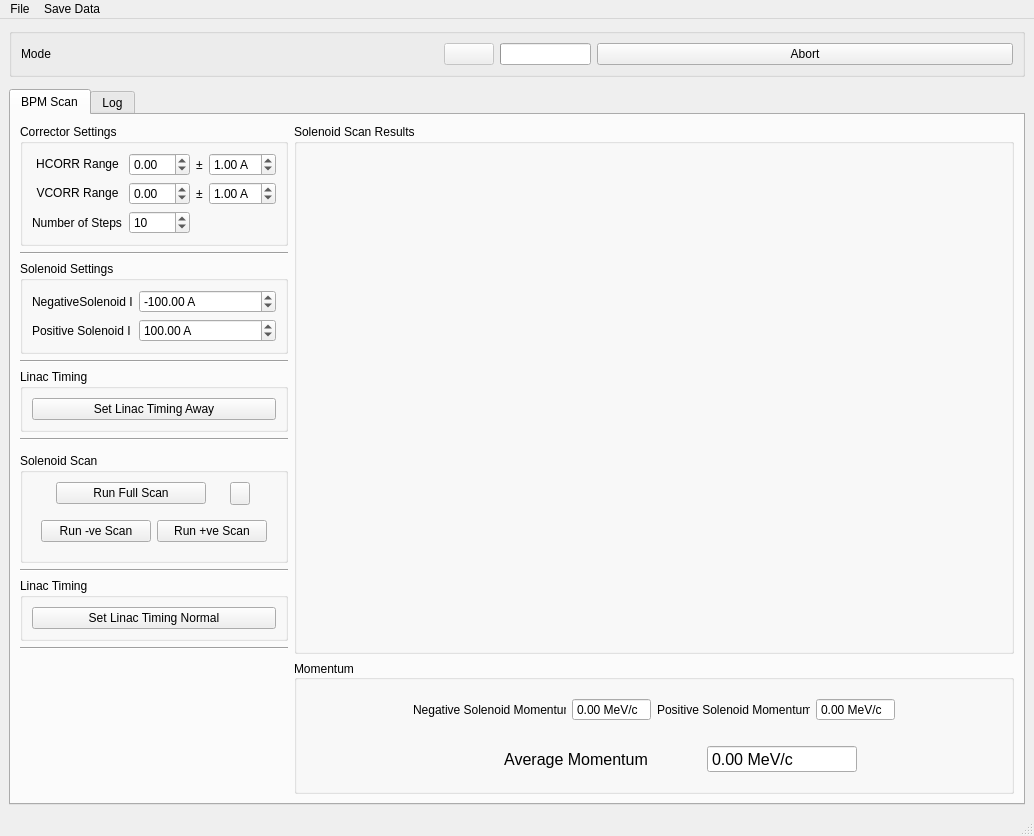
Before: the Qt Designer form Apps/solenoidEnergy/view.ui in VELA-CLARA-software/Software, drawn with Qt 5.
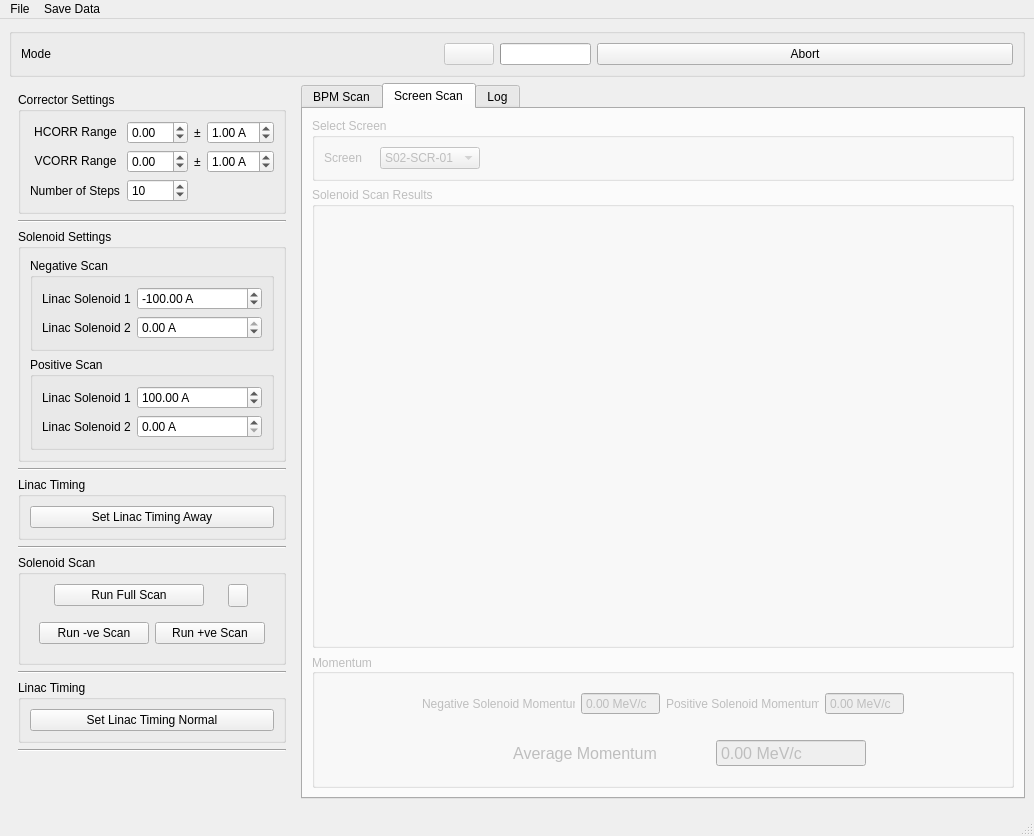
After: the same form once the commit is applied. The open tabs and pages were chosen to show the change. Icons and pictures are not drawn.

Commit message: Added screens to solenoidEnergy and updated und scan to save data

Diff of the .ui file:
```diff
--- a/Apps/solenoidEnergy/view.ui
+++ b/Apps/solenoidEnergy/view.ui
@@ -31,16 +31,7 @@
   </property>
   <widget class="QWidget" name="centralwidget">
    <layout class="QGridLayout" name="centralWidgetLayout">
-    <item row="2" column="0" rowspan="2">
-     <widget class="QFrame" name="frame">
-      <layout class="QGridLayout" name="gridLayout_3">
-       <property name="margin">
-        <number>0</number>
-       </property>
-      </layout>
-     </widget>
-    </item>
-    <item row="1" column="0">
+    <item row="1" column="0" colspan="2">
      <widget class="QGroupBox" name="groupBox_3">
       <property name="sizePolicy">
        <sizepolicy hsizetype="Preferred" vsizetype="Fixed">
@@ -125,14 +116,20 @@
       </layout>
      </widget>
     </item>
-    <item row="4" column="0">
+    <item row="2" column="1">
      <widget class="QTabWidget" name="tabWidget">
       <property name="sizePolicy">
        <sizepolicy hsizetype="Expanding" vsizetype="Expanding">
-        <horstretch>0</horstretch>
+        <horstretch>2</horstretch>
         <verstretch>0</verstretch>
        </sizepolicy>
       </property>
+      <property name="minimumSize">
+       <size>
+        <width>0</width>
+        <height>0</height>
+       </size>
+      </property>
       <property name="currentIndex">
        <number>0</number>
       </property>
@@ -146,124 +143,63 @@
        <attribute name="title">
         <string>BPM Scan</string>
        </attribute>
-       <layout class="QGridLayout" name="gridLayout">
-        <item row="5" column="0">
-         <widget class="QGroupBox" name="groupBox">
+       <layout class="QVBoxLayout" name="verticalLayout_7">
+        <item>
+         <widget class="QGroupBox" name="groupBox_8">
           <property name="title">
-           <string>Linac Timing</string>
+           <string>Select BPM</string>
           </property>
-          <layout class="QVBoxLayout" name="verticalLayout">
+          <layout class="QHBoxLayout" name="horizontalLayout_6">
            <item>
-            <widget class="QPushButton" name="LinacTiming_Off_Button">
-             <property name="text">
-              <string>Set Linac Timing Away</string>
+            <widget class="QLabel" name="label_11">
+             <property name="minimumSize">
+              <size>
+               <width>50</width>
+               <height>0</height>
+              </size>
              </property>
-            </widget>
-           </item>
-          </layout>
-         </widget>
-        </item>
-        <item row="0" column="0" rowspan="2">
-         <widget class="QGroupBox" name="groupBox">
-          <property name="title">
-           <string>Corrector Settings</string>
-          </property>
-          <layout class="QGridLayout" name="gridLayout_2">
-           <item row="1" column="1">
-            <widget class="QDoubleSpinBox" name="VCORRStartValue">
-             <property name="minimum">
-              <double>-99.000000000000000</double>
-             </property>
-            </widget>
-           </item>
-           <item row="0" column="3">
-            <widget class="QDoubleSpinBox" name="HCORRRange">
-             <property name="suffix">
-              <string> A</string>
-             </property>
-             <property name="singleStep">
-              <double>1.000000000000000</double>
-             </property>
-             <property name="value">
-              <double>1.000000000000000</double>
-             </property>
-            </widget>
-           </item>
-           <item row="1" column="3">
-            <widget class="QDoubleSpinBox" name="VCORRRange">
-             <property name="suffix">
-              <string> A</string>
-             </property>
-             <property name="value">
-              <double>1.000000000000000</double>
-             </property>
-            </widget>
-           </item>
-           <item row="2" column="0">
-            <widget class="QLabel" name="label_3">
              <property name="text">
-              <string>Number of Steps</string>
+              <string>BPM</string>
              </property>
             </widget>
            </item>
-           <item row="0" column="2">
-            <widget class="QLabel" name="label_6">
-             <property name="text">
-              <string>±</string>
+           <item>
+            <widget class="QComboBox" name="BPMCombo">
+             <property name="minimumSize">
+              <size>
+               <width>100</width>
+               <height>0</height>
+              </size>
              </property>
+             <item>
+              <property name="text">
+               <string>S02-BPM01</string>
+              </property>
+             </item>
+             <item>
+              <property name="text">
+               <string>S02-BPM02</string>
+              </property>
+             </item>
             </widget>
            </item>
-           <item row="0" column="1">
-            <widget class="QDoubleSpinBox" name="HCORRStartValue">
-             <property name="minimum">
-              <double>-99.000000000000000</double>
+           <item>
+            <spacer name="horizontalSpacer_5">
+             <property name="orientation">
+              <enum>Qt::Horizontal</enum>
              </property>
-            </widget>
-           </item>
-           <item row="1" column="2">
-            <widget class="QLabel" name="label_7">
-             <property name="text">
-              <string>±</string>
+             <property name="sizeHint" stdset="0">
+              <size>
+               <width>40</width>
+               <height>20</height>
+              </size>
              </property>
-            </widget>
+            </spacer>
            </item>
-           <item row="2" column="1">
-            <widget class="QSpinBox" name="NSteps">
-             <property name="minimum">
-              <number>1</number>
-             </property>
-             <property name="singleStep">
-              <number>2</number>
-             </property>
-             <property name="value">
-              <number>10</number>
-             </property>
-            </widget>
-           </item>
-           <item row="0" column="0">
-            <widget class="QPushButton" name="HCORRButton">
-             <property name="text">
-              <string>HCORR Range</string>
-             </property>
-             <property name="flat">
-              <bool>true</bool>
-             </property>
-            </widget>
-           </item>
-           <item row="1" column="0">
-            <widget class="QPushButton" name="VCORRButton">
-             <property name="text">
-              <string>VCORR Range</string>
-             </property>
-             <property name="flat">
-              <bool>true</bool>
-             </property>
-            </widget>
-           </item>
           </layout>
          </widget>
         </item>
-        <item row="0" column="1" rowspan="13">
+        <item>
          <widget class="QGroupBox" name="BPMPlots_Box">
           <property name="sizePolicy">
            <sizepolicy hsizetype="Expanding" vsizetype="Expanding">
@@ -277,211 +213,7 @@
           <layout class="QVBoxLayout" name="BPM_Plots_Layout"/>
          </widget>
         </item>
-        <item row="8" column="0">
-         <widget class="QGroupBox" name="groupBox_4">
-          <property name="title">
-           <string>Solenoid Scan</string>
-          </property>
-          <layout class="QVBoxLayout" name="verticalLayout_3">
-           <item>
-            <widget class="QWidget" name="scanWidget" native="true">
-             <layout class="QHBoxLayout" name="horizontalLayout_3">
-              <property name="spacing">
-               <number>0</number>
-              </property>
-              <property name="margin">
-               <number>0</number>
-              </property>
-              <item>
-               <widget class="QPushButton" name="runScanButton">
-                <property name="sizePolicy">
-                 <sizepolicy hsizetype="Maximum" vsizetype="Fixed">
-                  <horstretch>0</horstretch>
-                  <verstretch>0</verstretch>
-                 </sizepolicy>
-                </property>
-                <property name="minimumSize">
-                 <size>
-                  <width>150</width>
-                  <height>0</height>
-                 </size>
-                </property>
-                <property name="text">
-                 <string>Run Full Scan</string>
-                </property>
-               </widget>
-              </item>
-              <item>
-               <widget class="QToolButton" name="showIndividualScansButton">
-                <property name="maximumSize">
-                 <size>
-                  <width>20</width>
-                  <height>16777215</height>
-                 </size>
-                </property>
-                <property name="text">
-                 <string/>
-                </property>
-               </widget>
-              </item>
-             </layout>
-            </widget>
-           </item>
-           <item>
-            <widget class="QWidget" name="individualScanWidget" native="true">
-             <property name="enabled">
-              <bool>true</bool>
-             </property>
-             <layout class="QHBoxLayout" name="horizontalLayout_2">
-              <item>
-               <widget class="QPushButton" name="runNegativeScanButton">
-                <property name="text">
-                 <string>Run -ve Scan</string>
-                </property>
-               </widget>
-              </item>
-              <item>
-               <widget class="QPushButton" name="runPositiveScanButton">
-                <property name="text">
-                 <string>Run +ve Scan</string>
-                </property>
-               </widget>
-              </item>
-             </layout>
-            </widget>
-           </item>
-          </layout>
-         </widget>
-        </item>
-        <item row="10" column="0">
-         <widget class="QGroupBox" name="groupBox_2">
-          <property name="title">
-           <string>Linac Timing</string>
-          </property>
-          <layout class="QVBoxLayout" name="verticalLayout_2">
-           <item>
-            <widget class="QPushButton" name="LinacTiming_On_Button">
-             <property name="text">
-              <string>Set Linac Timing Normal</string>
-             </property>
-            </widget>
-           </item>
-          </layout>
-         </widget>
-        </item>
-        <item row="3" column="0">
-         <widget class="QGroupBox" name="groupBox_2">
-          <property name="title">
-           <string>Solenoid Settings</string>
-          </property>
-          <layout class="QFormLayout" name="formLayout_2">
-           <property name="fieldGrowthPolicy">
-            <enum>QFormLayout::AllNonFixedFieldsGrow</enum>
-           </property>
-           <item row="0" column="0">
-            <widget class="QLabel" name="label_4">
-             <property name="text">
-              <string>NegativeSolenoid I</string>
-             </property>
-            </widget>
-           </item>
-           <item row="0" column="1">
-            <widget class="QDoubleSpinBox" name="SolCurrent1">
-             <property name="suffix">
-              <string> A</string>
-             </property>
-             <property name="minimum">
-              <double>-250.000000000000000</double>
-             </property>
-             <property name="maximum">
-              <double>0.000000000000000</double>
-             </property>
-             <property name="singleStep">
-              <double>5.000000000000000</double>
-             </property>
-             <property name="value">
-              <double>-100.000000000000000</double>
-             </property>
-            </widget>
-           </item>
-           <item row="1" column="0">
-            <widget class="QLabel" name="label_5">
-             <property name="text">
-              <string>Positive Solenoid I</string>
-             </property>
-            </widget>
-           </item>
-           <item row="1" column="1">
-            <widget class="QDoubleSpinBox" name="SolCurrent2">
-             <property name="suffix">
-              <string> A</string>
-             </property>
-             <property name="minimum">
-              <double>0.000000000000000</double>
-             </property>
-             <property name="maximum">
-              <double>250.000000000000000</double>
-             </property>
-             <property name="singleStep">
-              <double>5.000000000000000</double>
-             </property>
-             <property name="value">
-              <double>100.000000000000000</double>
-             </property>
-            </widget>
-           </item>
-          </layout>
-         </widget>
-        </item>
-        <item row="6" column="0">
-         <widget class="Line" name="line_2">
-          <property name="orientation">
-           <enum>Qt::Horizontal</enum>
-          </property>
-         </widget>
-        </item>
-        <item row="11" column="0">
-         <widget class="Line" name="line_4">
-          <property name="orientation">
-           <enum>Qt::Horizontal</enum>
-          </property>
-         </widget>
-        </item>
-        <item row="12" column="0">
-         <spacer name="verticalSpacer">
-          <property name="orientation">
-           <enum>Qt::Vertical</enum>
-          </property>
-          <property name="sizeHint" stdset="0">
-           <size>
-            <width>20</width>
-            <height>40</height>
-           </size>
-          </property>
-         </spacer>
-        </item>
-        <item row="4" column="0">
-         <widget class="Line" name="line_3">
-          <property name="orientation">
-           <enum>Qt::Horizontal</enum>
-          </property>
-         </widget>
-        </item>
-        <item row="2" column="0">
-         <widget class="Line" name="line_5">
-          <property name="orientation">
-           <enum>Qt::Horizontal</enum>
-          </property>
-         </widget>
-        </item>
-        <item row="9" column="0">
-         <widget class="Line" name="line">
-          <property name="orientation">
-           <enum>Qt::Horizontal</enum>
-          </property>
-         </widget>
-        </item>
-        <item row="13" column="1">
+        <item>
          <widget class="QGroupBox" name="groupBox_5">
           <property name="title">
            <string>Momentum</string>
@@ -650,6 +382,257 @@
         </item>
        </layout>
       </widget>
+      <widget class="QWidget" name="screenTab">
+       <property name="enabled">
+        <bool>false</bool>
+       </property>
+       <attribute name="title">
+        <string>Screen Scan</string>
+       </attribute>
+       <layout class="QVBoxLayout" name="verticalLayout_6">
+        <item>
+         <widget class="QGroupBox" name="groupBox_9">
+          <property name="title">
+           <string>Select Screen</string>
+          </property>
+          <layout class="QHBoxLayout" name="horizontalLayout_7">
+           <item>
+            <widget class="QLabel" name="label_12">
+             <property name="minimumSize">
+              <size>
+               <width>50</width>
+               <height>0</height>
+              </size>
+             </property>
+             <property name="text">
+              <string>Screen</string>
+             </property>
+            </widget>
+           </item>
+           <item>
+            <widget class="QComboBox" name="ScreenCombo">
+             <property name="minimumSize">
+              <size>
+               <width>100</width>
+               <height>0</height>
+              </size>
+             </property>
+             <item>
+              <property name="text">
+               <string>S02-SCR-01</string>
+              </property>
+             </item>
+             <item>
+              <property name="text">
+               <string>S02-SCR-02</string>
+              </property>
+             </item>
+             <item>
+              <property name="text">
+               <string>S02-SCR-03</string>
+              </property>
+             </item>
+            </widget>
+           </item>
+           <item>
+            <spacer name="horizontalSpacer_6">
+             <property name="orientation">
+              <enum>Qt::Horizontal</enum>
+             </property>
+             <property name="sizeHint" stdset="0">
+              <size>
+               <width>40</width>
+               <height>20</height>
+              </size>
+             </property>
+            </spacer>
+           </item>
+          </layout>
+         </widget>
+        </item>
+        <item>
+         <widget class="QGroupBox" name="ScreenPlots_Box">
+          <property name="sizePolicy">
+           <sizepolicy hsizetype="Expanding" vsizetype="Expanding">
+            <horstretch>1</horstretch>
+            <verstretch>0</verstretch>
+           </sizepolicy>
+          </property>
+          <property name="title">
+           <string>Solenoid Scan Results</string>
+          </property>
+          <layout class="QVBoxLayout" name="Screen_Plots_Layout"/>
+         </widget>
+        </item>
+        <item>
+         <widget class="QGroupBox" name="groupBox_10">
+          <property name="title">
+           <string>Momentum</string>
+          </property>
+          <property name="alignment">
+           <set>Qt::AlignLeading|Qt::AlignLeft|Qt::AlignVCenter</set>
+          </property>
+          <layout class="QGridLayout" name="gridLayout_5">
+           <item row="1" column="2">
+            <spacer name="horizontalSpacer_7">
+             <property name="orientation">
+              <enum>Qt::Horizontal</enum>
+             </property>
+             <property name="sizeHint" stdset="0">
+              <size>
+               <width>40</width>
+               <height>20</height>
+              </size>
+             </property>
+            </spacer>
+           </item>
+           <item row="1" column="0">
+            <spacer name="horizontalSpacer_8">
+             <property name="orientation">
+              <enum>Qt::Horizontal</enum>
+             </property>
+             <property name="sizeHint" stdset="0">
+              <size>
+               <width>40</width>
+               <height>20</height>
+              </size>
+             </property>
+            </spacer>
+           </item>
+           <item row="1" column="1">
+            <widget class="QFrame" name="frame_6">
+             <property name="maximumSize">
+              <size>
+               <width>500</width>
+               <height>16777215</height>
+              </size>
+             </property>
+             <layout class="QHBoxLayout" name="horizontalLayout_8">
+              <item>
+               <widget class="QLabel" name="label_13">
+                <property name="text">
+                 <string>Negative Solenoid Momentum</string>
+                </property>
+               </widget>
+              </item>
+              <item>
+               <widget class="QDoubleSpinBox" name="negativeMomentumBox_Screen">
+                <property name="readOnly">
+                 <bool>true</bool>
+                </property>
+                <property name="buttonSymbols">
+                 <enum>QAbstractSpinBox::NoButtons</enum>
+                </property>
+                <property name="suffix">
+                 <string> MeV/c</string>
+                </property>
+               </widget>
+              </item>
+              <item>
+               <widget class="QLabel" name="label_14">
+                <property name="text">
+                 <string>Positive Solenoid Momentum</string>
+                </property>
+               </widget>
+              </item>
+              <item>
+               <widget class="QDoubleSpinBox" name="positiveMomentumBox_Screen">
+                <property name="readOnly">
+                 <bool>true</bool>
+                </property>
+                <property name="buttonSymbols">
+                 <enum>QAbstractSpinBox::NoButtons</enum>
+                </property>
+                <property name="suffix">
+                 <string> MeV/c</string>
+                </property>
+               </widget>
+              </item>
+             </layout>
+            </widget>
+           </item>
+           <item row="3" column="0" colspan="3">
+            <widget class="QWidget" name="widget_3" native="true">
+             <layout class="QHBoxLayout" name="horizontalLayout_9">
+              <item>
+               <spacer name="horizontalSpacer_9">
+                <property name="orientation">
+                 <enum>Qt::Horizontal</enum>
+                </property>
+                <property name="sizeHint" stdset="0">
+                 <size>
+                  <width>40</width>
+                  <height>20</height>
+                 </size>
+                </property>
+               </spacer>
+              </item>
+              <item>
+               <widget class="QLabel" name="label_15">
+                <property name="minimumSize">
+                 <size>
+                  <width>250</width>
+                  <height>0</height>
+                 </size>
+                </property>
+                <property name="font">
+                 <font>
+                  <pointsize>12</pointsize>
+                 </font>
+                </property>
+                <property name="text">
+                 <string>Average Momentum</string>
+                </property>
+                <property name="alignment">
+                 <set>Qt::AlignCenter</set>
+                </property>
+               </widget>
+              </item>
+              <item>
+               <widget class="QDoubleSpinBox" name="meanMomentumBox_Screen">
+                <property name="minimumSize">
+                 <size>
+                  <width>150</width>
+                  <height>0</height>
+                 </size>
+                </property>
+                <property name="font">
+                 <font>
+                  <pointsize>12</pointsize>
+                 </font>
+                </property>
+                <property name="readOnly">
+                 <bool>true</bool>
+                </property>
+                <property name="buttonSymbols">
+                 <enum>QAbstractSpinBox::NoButtons</enum>
+                </property>
+                <property name="suffix">
+                 <string> MeV/c</string>
+                </property>
+               </widget>
+              </item>
+              <item>
+               <spacer name="horizontalSpacer_10">
+                <property name="orientation">
+                 <enum>Qt::Horizontal</enum>
+                </property>
+                <property name="sizeHint" stdset="0">
+                 <size>
+                  <width>40</width>
+                  <height>20</height>
+                 </size>
+                </property>
+               </spacer>
+              </item>
+             </layout>
+            </widget>
+           </item>
+          </layout>
+         </widget>
+        </item>
+       </layout>
+      </widget>
       <widget class="QWidget" name="logTab">
        <attribute name="icon">
         <iconset>
@@ -662,6 +645,429 @@
       </widget>
      </widget>
     </item>
+    <item row="2" column="0" rowspan="2">
+     <widget class="QWidget" name="widget_2" native="true">
+      <property name="sizePolicy">
+       <sizepolicy hsizetype="Preferred" vsizetype="Expanding">
+        <horstretch>0</horstretch>
+        <verstretch>0</verstretch>
+       </sizepolicy>
+      </property>
+      <layout class="QVBoxLayout" name="verticalLayout_4">
+       <item>
+        <widget class="QGroupBox" name="groupBox">
+         <property name="title">
+          <string>Corrector Settings</string>
+         </property>
+         <layout class="QGridLayout" name="gridLayout_2">
+          <item row="2" column="0">
+           <widget class="QLabel" name="label_3">
+            <property name="text">
+             <string>Number of Steps</string>
+            </property>
+           </widget>
+          </item>
+          <item row="0" column="3">
+           <widget class="QDoubleSpinBox" name="HCORRRange">
+            <property name="suffix">
+             <string> A</string>
+            </property>
+            <property name="singleStep">
+             <double>1.000000000000000</double>
+            </property>
+            <property name="value">
+             <double>1.000000000000000</double>
+            </property>
+           </widget>
+          </item>
+          <item row="0" column="2">
+           <widget class="QLabel" name="label_6">
+            <property name="text">
+             <string>±</string>
+            </property>
+           </widget>
+          </item>
+          <item row="1" column="1">
+           <widget class="QDoubleSpinBox" name="VCORRStartValue">
+            <property name="minimum">
+             <double>-99.000000000000000</double>
+            </property>
+           </widget>
+          </item>
+          <item row="1" column="3">
+           <widget class="QDoubleSpinBox" name="VCORRRange">
+            <property name="suffix">
+             <string> A</string>
+            </property>
+            <property name="value">
+             <double>1.000000000000000</double>
+            </property>
+           </widget>
+          </item>
+          <item row="2" column="1">
+           <widget class="QSpinBox" name="NSteps">
+            <property name="minimum">
+             <number>1</number>
+            </property>
+            <property name="singleStep">
+             <number>2</number>
+            </property>
+            <property name="value">
+             <number>10</number>
+            </property>
+           </widget>
+          </item>
+          <item row="1" column="2">
+           <widget class="QLabel" name="label_7">
+            <property name="text">
+             <string>±</string>
+            </property>
+           </widget>
+          </item>
+          <item row="0" column="1">
+           <widget class="QDoubleSpinBox" name="HCORRStartValue">
+            <property name="minimum">
+             <double>-99.000000000000000</double>
+            </property>
+           </widget>
+          </item>
+          <item row="0" column="0">
+           <widget class="QPushButton" name="HCORRButton">
+            <property name="text">
+             <string>HCORR Range</string>
+            </property>
+            <property name="flat">
+             <bool>true</bool>
+            </property>
+           </widget>
+          </item>
+          <item row="1" column="0">
+           <widget class="QPushButton" name="VCORRButton">
+            <property name="text">
+             <string>VCORR Range</string>
+            </property>
+            <property name="flat">
+             <bool>true</bool>
+            </property>
+           </widget>
+          </item>
+         </layout>
+        </widget>
+       </item>
+       <item>
+        <widget class="Line" name="line_5">
+         <property name="orientation">
+          <enum>Qt::Horizontal</enum>
+         </property>
+        </widget>
+       </item>
+       <item>
+        <widget class="QGroupBox" name="groupBox_2">
+         <property name="sizePolicy">
+          <sizepolicy hsizetype="Preferred" vsizetype="Minimum">
+           <horstretch>0</horstretch>
+           <verstretch>0</verstretch>
+          </sizepolicy>
+         </property>
+         <property name="title">
+          <string>Solenoid Settings</string>
+         </property>
+         <layout class="QVBoxLayout" name="verticalLayout_5">
+          <item>
+           <widget class="QGroupBox" name="groupBox_7">
+            <property name="minimumSize">
+             <size>
+              <width>0</width>
+              <height>0</height>
+             </size>
+            </property>
+            <property name="title">
+             <string>Negative Scan</string>
+            </property>
+            <layout class="QFormLayout" name="formLayout_2">
+             <item row="0" column="0">
+              <widget class="QLabel" name="label_5">
+               <property name="text">
+                <string>Linac Solenoid 1</string>
+               </property>
+              </widget>
+             </item>
+             <item row="0" column="1">
+              <widget class="QDoubleSpinBox" name="Sol1CurrentNegative">
+               <property name="suffix">
+                <string> A</string>
+               </property>
+               <property name="minimum">
+                <double>-250.000000000000000</double>
+               </property>
+               <property name="maximum">
+                <double>0.000000000000000</double>
+               </property>
+               <property name="singleStep">
+                <double>5.000000000000000</double>
+               </property>
+               <property name="value">
+                <double>-100.000000000000000</double>
+               </property>
+              </widget>
+             </item>
+             <item row="1" column="0">
+              <widget class="QLabel" name="label_10">
+               <property name="text">
+                <string>Linac Solenoid 2</string>
+               </property>
+              </widget>
+             </item>
+             <item row="1" column="1">
+              <widget class="QDoubleSpinBox" name="Sol2CurrentNegative">
+               <property name="suffix">
+                <string> A</string>
+               </property>
+               <property name="minimum">
+                <double>-250.000000000000000</double>
+               </property>
+               <property name="maximum">
+                <double>0.000000000000000</double>
+               </property>
+               <property name="singleStep">
+                <double>5.000000000000000</double>
+               </property>
+               <property name="value">
+                <double>0.000000000000000</double>
+               </property>
+              </widget>
+             </item>
+            </layout>
+           </widget>
+          </item>
+          <item>
+           <widget class="QGroupBox" name="groupBox_6">
+            <property name="sizePolicy">
+             <sizepolicy hsizetype="Preferred" vsizetype="Minimum">
+              <horstretch>0</horstretch>
+              <verstretch>0</verstretch>
+             </sizepolicy>
+            </property>
+            <property name="minimumSize">
+             <size>
+              <width>0</width>
+              <height>0</height>
+             </size>
+            </property>
+            <property name="title">
+             <string>Positive Scan</string>
+            </property>
+            <layout class="QFormLayout" name="formLayout">
+             <item row="0" column="0">
+              <widget class="QLabel" name="label_4">
+               <property name="text">
+                <string>Linac Solenoid 1</string>
+               </property>
+              </widget>
+             </item>
+             <item row="0" column="1">
+              <widget class="QDoubleSpinBox" name="Sol1CurrentPositive">
+               <property name="suffix">
+                <string> A</string>
+               </property>
+               <property name="minimum">
+                <double>0.000000000000000</double>
+               </property>
+               <property name="maximum">
+                <double>250.000000000000000</double>
+               </property>
+               <property name="singleStep">
+                <double>5.000000000000000</double>
+               </property>
+               <property name="value">
+                <double>100.000000000000000</double>
+               </property>
+              </widget>
+             </item>
+             <item row="1" column="0">
+              <widget class="QLabel" name="label_9">
+               <property name="text">
+                <string>Linac Solenoid 2</string>
+               </property>
+              </widget>
+             </item>
+             <item row="1" column="1">
+              <widget class="QDoubleSpinBox" name="Sol2CurrentPositive">
+               <property name="suffix">
+                <string> A</string>
+               </property>
+               <property name="minimum">
+                <double>0.000000000000000</double>
+               </property>
+               <property name="maximum">
+                <double>250.000000000000000</double>
+               </property>
+               <property name="singleStep">
+                <double>5.000000000000000</double>
+               </property>
+               <property name="value">
+                <double>0.000000000000000</double>
+               </property>
+              </widget>
+             </item>
+            </layout>
+           </widget>
+          </item>
+         </layout>
+        </widget>
+       </item>
+       <item>
+        <widget class="Line" name="line_3">
+         <property name="orientation">
+          <enum>Qt::Horizontal</enum>
+         </property>
+        </widget>
+       </item>
+       <item>
+        <widget class="QGroupBox" name="groupBox">
+         <property name="title">
+          <string>Linac Timing</string>
+         </property>
+         <layout class="QVBoxLayout" name="verticalLayout">
+          <item>
+           <widget class="QPushButton" name="LinacTiming_Off_Button">
+            <property name="text">
+             <string>Set Linac Timing Away</string>
+            </property>
+           </widget>
+          </item>
+         </layout>
+        </widget>
+       </item>
+       <item>
+        <widget class="Line" name="line_2">
+         <property name="orientation">
+          <enum>Qt::Horizontal</enum>
+         </property>
+        </widget>
+       </item>
+       <item>
+        <widget class="QGroupBox" name="groupBox_4">
+         <property name="title">
+          <string>Solenoid Scan</string>
+         </property>
+         <layout class="QVBoxLayout" name="verticalLayout_3">
+          <item>
+           <widget class="QWidget" name="scanWidget" native="true">
+            <layout class="QHBoxLayout" name="horizontalLayout_3">
+             <property name="spacing">
+              <number>0</number>
+             </property>
+             <property name="margin">
+              <number>0</number>
+             </property>
+             <item>
+              <widget class="QPushButton" name="runScanButton">
+               <property name="sizePolicy">
+                <sizepolicy hsizetype="Maximum" vsizetype="Fixed">
+                 <horstretch>0</horstretch>
+                 <verstretch>0</verstretch>
+                </sizepolicy>
+               </property>
+               <property name="minimumSize">
+                <size>
+                 <width>150</width>
+                 <height>0</height>
+                </size>
+               </property>
+               <property name="text">
+                <string>Run Full Scan</string>
+               </property>
+              </widget>
+             </item>
+             <item>
+              <widget class="QToolButton" name="showIndividualScansButton">
+               <property name="maximumSize">
+                <size>
+                 <width>20</width>
+                 <height>16777215</height>
+                </size>
+               </property>
+               <property name="text">
+                <string/>
+               </property>
+              </widget>
+             </item>
+            </layout>
+           </widget>
+          </item>
+          <item>
+           <widget class="QWidget" name="individualScanWidget" native="true">
+            <property name="enabled">
+             <bool>true</bool>
+            </property>
+            <layout class="QHBoxLayout" name="horizontalLayout_2">
+             <item>
+              <widget class="QPushButton" name="runNegativeScanButton">
+               <property name="text">
+                <string>Run -ve Scan</string>
+               </property>
+              </widget>
+             </item>
+             <item>
+              <widget class="QPushButton" name="runPositiveScanButton">
+               <property name="text">
+                <string>Run +ve Scan</string>
+               </property>
+              </widget>
+             </item>
+            </layout>
+           </widget>
+          </item>
+         </layout>
+        </widget>
+       </item>
+       <item>
+        <widget class="Line" name="line">
+         <property name="orientation">
+          <enum>Qt::Horizontal</enum>
+         </property>
+        </widget>
+       </item>
+       <item>
+        <widget class="QGroupBox" name="groupBox_2">
+         <property name="title">
+          <string>Linac Timing</string>
+         </property>
+         <layout class="QVBoxLayout" name="verticalLayout_2">
+          <item>
+           <widget class="QPushButton" name="LinacTiming_On_Button">
+            <property name="text">
+             <string>Set Linac Timing Normal</string>
+            </property>
+           </widget>
+          </item>
+         </layout>
+        </widget>
+       </item>
+       <item>
+        <widget class="Line" name="line_4">
+         <property name="orientation">
+          <enum>Qt::Horizontal</enum>
+         </property>
+        </widget>
+       </item>
+       <item>
+        <spacer name="verticalSpacer">
+         <property name="orientation">
+          <enum>Qt::Vertical</enum>
+         </property>
+         <property name="sizeHint" stdset="0">
+          <size>
+           <width>20</width>
+           <height>40</height>
+          </size>
+         </property>
+        </spacer>
+       </item>
+      </layout>
+     </widget>
+    </item>
    </layout>
   </widget>
   <widget class="QMenuBar" name="menubar">
```
The commit also changes 7 other files.
